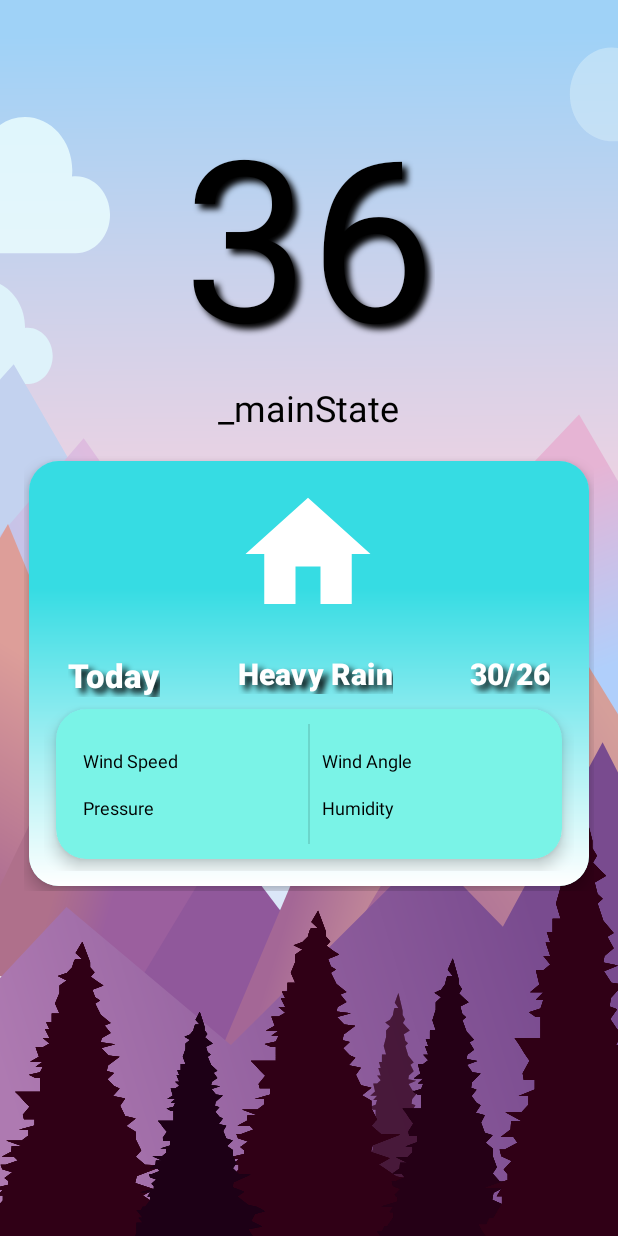
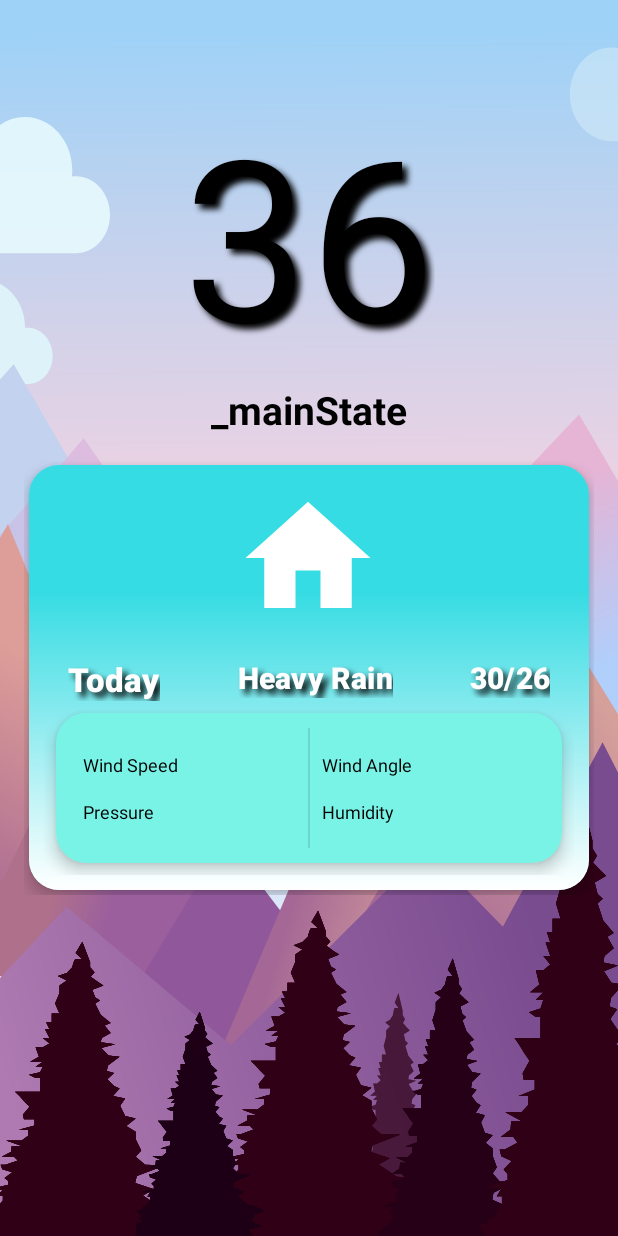
Before and after one commit to s2vArya/WeatherForecast, an Android app: the layout activity_weather_app.xml on its own in the app's theme, with its tools: preview values and no code run, on a phone screen of 412 x 824 dp. Run offline under Robolectric (Android 15) with nearby library versions, the phone set to English and light mode, and no system bars; network calls fail.

Commit message:
UI changes

```diff
--- a/app/src/main/java/com/example/weatherforecast/WeatherAppActivity.java
+++ b/app/src/main/java/com/example/weatherforecast/WeatherAppActivity.java
@@ -1,5 +1,7 @@
 package com.example.weatherforecast;
 
+import android.app.SearchManager;
+import android.content.Context;
 import android.content.Intent;
 import android.os.Bundle;
 import android.view.LayoutInflater;
@@ -9,11 +11,13 @@ import android.view.View;
 import android.widget.FrameLayout;
 import android.widget.ImageView;
 import android.widget.LinearLayout;
+import android.widget.RelativeLayout;
 import android.widget.TextView;
 
 import androidx.annotation.NonNull;
 import androidx.appcompat.app.AppCompatActivity;
 import androidx.appcompat.app.AppCompatDelegate;
+import androidx.appcompat.widget.SearchView;
 import androidx.appcompat.widget.Toolbar;
 import androidx.cardview.widget.CardView;
 
@@ -77,7 +81,7 @@ public class WeatherAppActivity extends AppCompatActivity {
                 WeatherAppActivity.this, R.style.BottomSheetDialogTheme);
         View bottomSheetView = LayoutInflater.from(WeatherAppActivity.this)
                 .inflate(R.layout.bottom_sheet_layout,
-                        (LinearLayout) findViewById(R.id.bottom_sheet_container));
+                        (RelativeLayout) findViewById(R.id.bottom_sheet_container));
         bottomSheetView.findViewById(R.id.bottom_sheet_container)
                 .setOnClickListener(new View.OnClickListener() {
                     @Override
--- a/app/src/main/res/layout/activity_weather_app.xml
+++ b/app/src/main/res/layout/activity_weather_app.xml
@@ -47,7 +47,8 @@
                 android:layout_width="wrap_content"
                 android:layout_height="wrap_content"
                 android:text="_mainState"
-                android:textSize="24sp" />
+                android:textSize="26sp"
+                android:textStyle="bold" />
 
             <include layout="@layout/activity_detail_card_view" />
         </LinearLayout>
```
